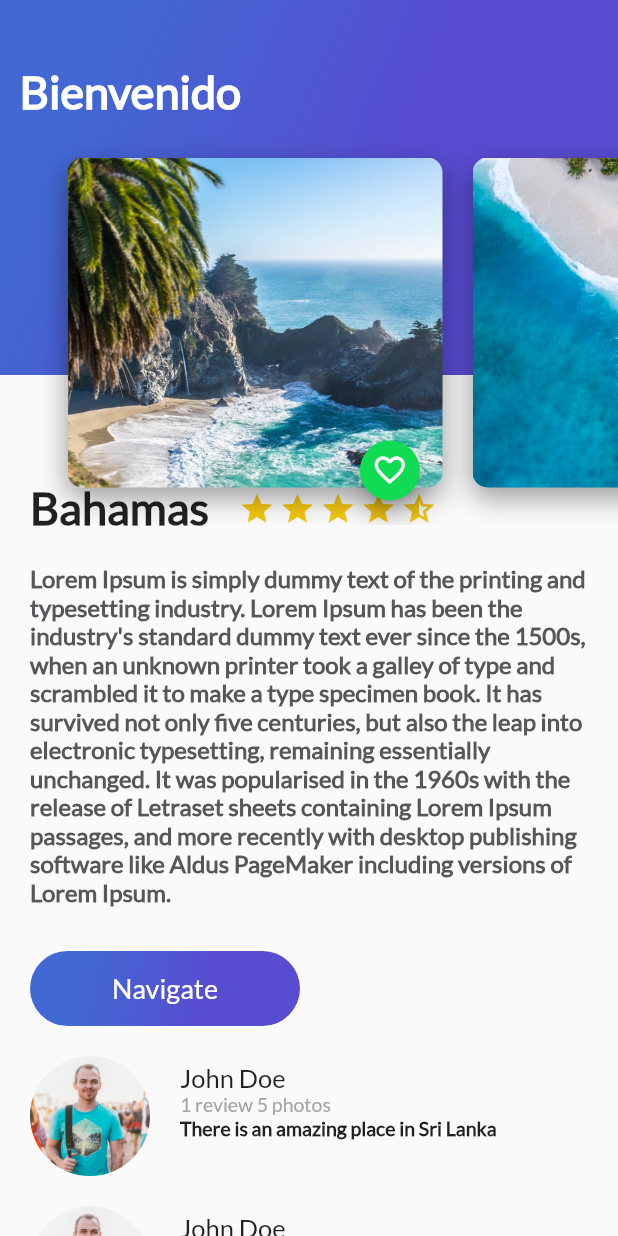
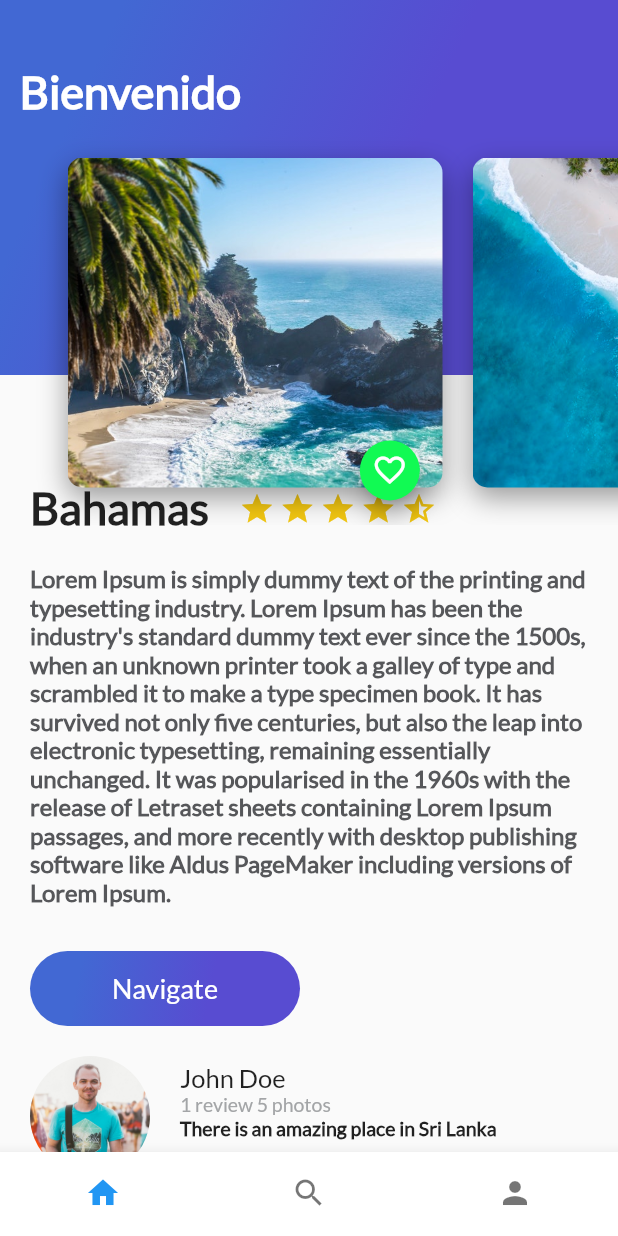
Before and after one commit to karlbehrensg/trips_app, a Flutter app: the screen it shows after launch, on a phone screen of 412 x 824 dp. Run offline on Flutter 3.47's test engine with Material 2 defaults, Android fonts, the phone set to English and light mode, and no system bars.

```diff
--- a/lib/button_purple.dart
+++ b/lib/button_purple.dart
@@ -7,7 +7,6 @@ class ButtonPurple extends StatelessWidget {
 
   @override
   Widget build(BuildContext context) {
-    // TODO: implement build
     return InkWell(
       onTap: () {
         Scaffold.of(context).showSnackBar(SnackBar(
--- a/lib/floating_action_button_green.dart
+++ b/lib/floating_action_button_green.dart
@@ -7,28 +7,35 @@ class FloatingActionButtonGreen extends StatefulWidget {
   }
 }
 
-class _FloatingActionButtonGreen extends State<FloatingActionButtonGreen> {
-  bool _pressed = false;
+class _FloatingActionButtonGreen extends State<FloatingActionButtonGreen>
+    with AutomaticKeepAliveClientMixin {
+  IconData icon;
 
-  void onPressedFav() {
+  @override
+  bool get wantKeepAlive => true;
+
+  @override
+  void initState() {
+    super.initState();
+    this.icon = Icons.favorite_border;
+  }
+
+  void onFavPressed() {
     setState(() {
-      _pressed = !this._pressed;
+      this.icon == Icons.favorite_border
+          ? this.icon = Icons.favorite
+          : this.icon = Icons.favorite_border;
     });
-
-    Scaffold.of(context).showSnackBar(SnackBar(
-        content: Text(this._pressed
-            ? "Agregaste a tus Favoritos"
-            : "Eliminaste este sitio de tus Favoritos")));
   }
 
   @override
   Widget build(BuildContext context) {
     return FloatingActionButton(
-      backgroundColor: Color(0xFF11DA53),
+      backgroundColor: Color(0xFF11FA53),
       mini: true,
-      tooltip: "Fav",
-      onPressed: onPressedFav,
-      child: Icon(this._pressed ? Icons.favorite : Icons.favorite_border),
+      tooltip: 'Favorite',
+      child: Icon(this.icon),
+      onPressed: onFavPressed,
     );
   }
 }
--- /dev/null
+++ b/lib/home_trips.dart
@@ -0,0 +1,24 @@
+import 'package:flutter/material.dart';
+import 'review_list.dart';
+import 'description_place.dart';
+import 'header_appbar.dart';
+
+class HomeTrips extends StatelessWidget {
+  String descriptionDummy =
+      "Lorem Ipsum is simply dummy text of the printing and typesetting industry. Lorem Ipsum has been the industry's standard dummy text ever since the 1500s, when an unknown printer took a galley of type and scrambled it to make a type specimen book. It has survived not only five centuries, but also the leap into electronic typesetting, remaining essentially unchanged. It was popularised in the 1960s with the release of Letraset sheets containing Lorem Ipsum passages, and more recently with desktop publishing software like Aldus PageMaker including versions of Lorem Ipsum.";
+
+  @override
+  Widget build(BuildContext context) {
+    return Stack(
+      children: [
+        ListView(
+          children: [
+            DescriptionPlace('Bahamas', 4, descriptionDummy),
+            ReviewList()
+          ],
+        ),
+        HeaderAppBar()
+      ],
+    );
+  }
+}
--- a/lib/main.dart
+++ b/lib/main.dart
@@ -1,16 +1,11 @@
 import 'package:flutter/material.dart';
-import 'description_place.dart';
-import 'review_list.dart';
-import 'header_appbar.dart';
+import 'platzi_trips.dart';
 
 void main() {
   runApp(MyApp());
 }
 
 class MyApp extends StatelessWidget {
-  String descriptionDummy =
-      "Lorem Ipsum is simply dummy text of the printing and typesetting industry. Lorem Ipsum has been the industry's standard dummy text ever since the 1500s, when an unknown printer took a galley of type and scrambled it to make a type specimen book. It has survived not only five centuries, but also the leap into electronic typesetting, remaining essentially unchanged. It was popularised in the 1960s with the release of Letraset sheets containing Lorem Ipsum passages, and more recently with desktop publishing software like Aldus PageMaker including versions of Lorem Ipsum.";
-
   @override
   Widget build(BuildContext context) {
     return MaterialApp(
@@ -19,18 +14,7 @@ class MyApp extends StatelessWidget {
           primarySwatch: Colors.blue,
           visualDensity: VisualDensity.adaptivePlatformDensity,
         ),
-        home: Scaffold(
-            body: Stack(
-          children: [
-            ListView(
-              children: [
-                DescriptionPlace('Bahamas', 4, descriptionDummy),
-                ReviewList()
-              ],
-            ),
-            HeaderAppBar()
-          ],
-        )));
+        home: PlatziTrips());
   }
 }
 
--- /dev/null
+++ b/lib/platzi_trips.dart
@@ -0,0 +1,49 @@
+import 'package:flutter/material.dart';
+import 'home_trips.dart';
+import 'search_trips.dart';
+import 'profile_trips.dart';
+
+class PlatziTrips extends StatefulWidget {
+  @override
+  State<StatefulWidget> createState() {
+    return _PlatziTrips();
+  }
+}
+
+class _PlatziTrips extends State<PlatziTrips> {
+  int indexTap = 0;
+
+  final List<Widget> widgetsChildren = [
+    HomeTrips(),
+    SearchTrips(),
+    ProfileTrips()
+  ];
+
+  void onTapTapped(int index) {
+    setState(() {
+      indexTap = index;
+    });
+  }
+
+  @override
+  Widget build(BuildContext context) {
+    return Scaffold(
+      body: widgetsChildren[indexTap],
+      bottomNavigationBar: Theme(
+        data: Theme.of(context)
+            .copyWith(canvasColor: Colors.white, primaryColor: Colors.purple),
+        child: BottomNavigationBar(
+          showSelectedLabels: false,
+          showUnselectedLabels: false,
+          onTap: onTapTapped,
+          currentIndex: indexTap,
+          items: [
+            BottomNavigationBarItem(icon: Icon(Icons.home), label: 'home'),
+            BottomNavigationBarItem(icon: Icon(Icons.search), label: 'search'),
+            BottomNavigationBarItem(icon: Icon(Icons.person), label: 'person')
+          ],
+        ),
+      ),
+    );
+  }
+}
```
Also changed, not shown: lib/profile_trips.dart (added, +10 -0 lines), lib/search_trips.dart (added, +10 -0 lines).
